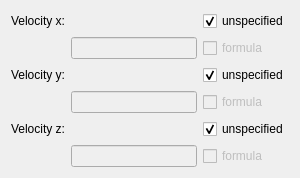
Above: src/Mod/Fem/Gui/Resources/ui/InitialFlowVelocity.ui from southseact-3d/fcd before the change. Below: the same form after it.
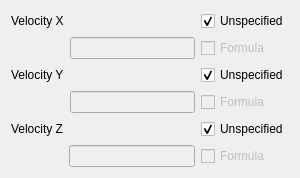
That is the form after the change. Custom widgets are drawn as their Qt base class.

Diff of the .ui file:
```diff
--- a/src/Mod/Fem/Gui/Resources/ui/InitialFlowVelocity.ui
+++ b/src/Mod/Fem/Gui/Resources/ui/InitialFlowVelocity.ui
@@ -22,14 +22,14 @@
         <bool>false</bool>
        </property>
        <property name="text">
-        <string>formula</string>
+        <string>Formula</string>
        </property>
       </widget>
      </item>
      <item row="0" column="3">
       <widget class="QCheckBox" name="velocityXBox">
        <property name="text">
-        <string>unspecified</string>
+        <string>Unspecified</string>
        </property>
        <property name="checked">
         <bool>true</bool>
@@ -39,7 +39,7 @@
      <item row="0" column="0">
       <widget class="QLabel" name="volocityXLbl">
        <property name="text">
-        <string>Velocity x:</string>
+        <string>Velocity X</string>
        </property>
       </widget>
      </item>
@@ -70,21 +70,21 @@
         <bool>false</bool>
        </property>
        <property name="text">
-        <string>formula</string>
+        <string>Formula</string>
        </property>
       </widget>
      </item>
      <item row="0" column="0">
       <widget class="QLabel" name="velocityYLbl">
        <property name="text">
-        <string>Velocity y:</string>
+        <string>Velocity Y</string>
        </property>
       </widget>
      </item>
      <item row="0" column="3">
       <widget class="QCheckBox" name="velocityYBox">
        <property name="text">
-        <string>unspecified</string>
+        <string>Unspecified</string>
        </property>
        <property name="checked">
         <bool>true</bool>
@@ -115,7 +115,7 @@
      <item row="0" column="3">
       <widget class="QCheckBox" name="velocityZBox">
        <property name="text">
-        <string>unspecified</string>
+        <string>Unspecified</string>
        </property>
        <property name="checked">
         <bool>true</bool>
@@ -128,14 +128,14 @@
         <bool>false</bool>
        </property>
        <property name="text">
-        <string>formula</string>
+        <string>Formula</string>
        </property>
       </widget>
      </item>
      <item row="0" column="0">
       <widget class="QLabel" name="velocityZLbl">
        <property name="text">
-        <string>Velocity z:</string>
+        <string>Velocity Z</string>
        </property>
       </widget>
      </item>
```
Left out of the diff: 2 changed lines with no effect on the pictures.
